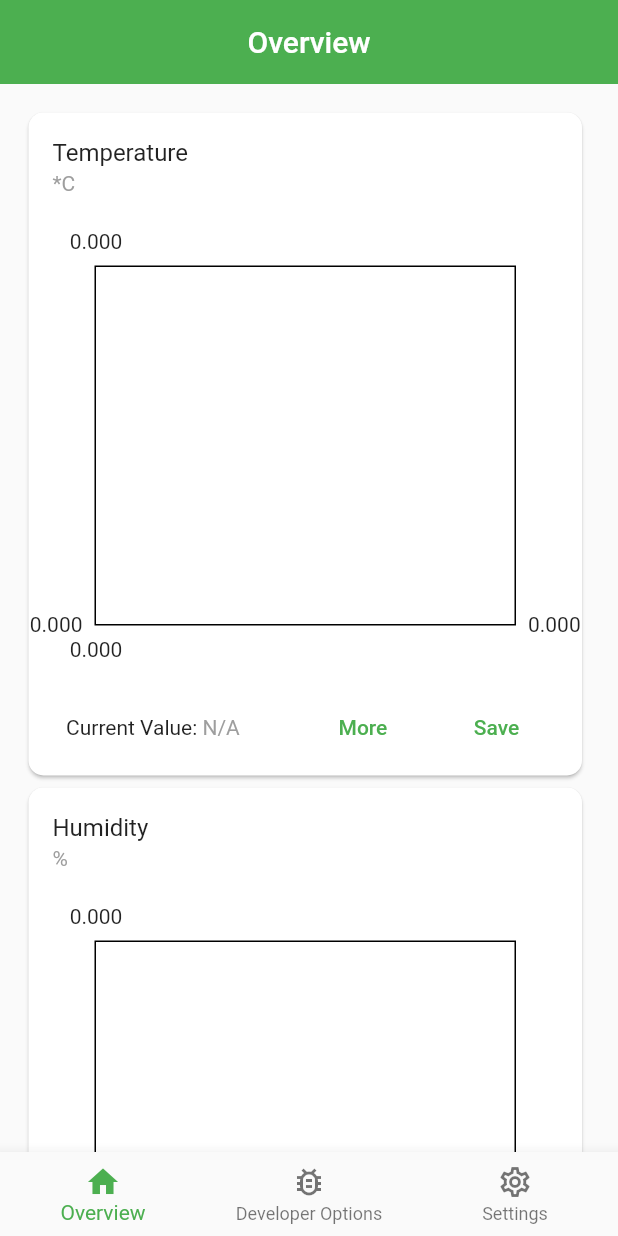
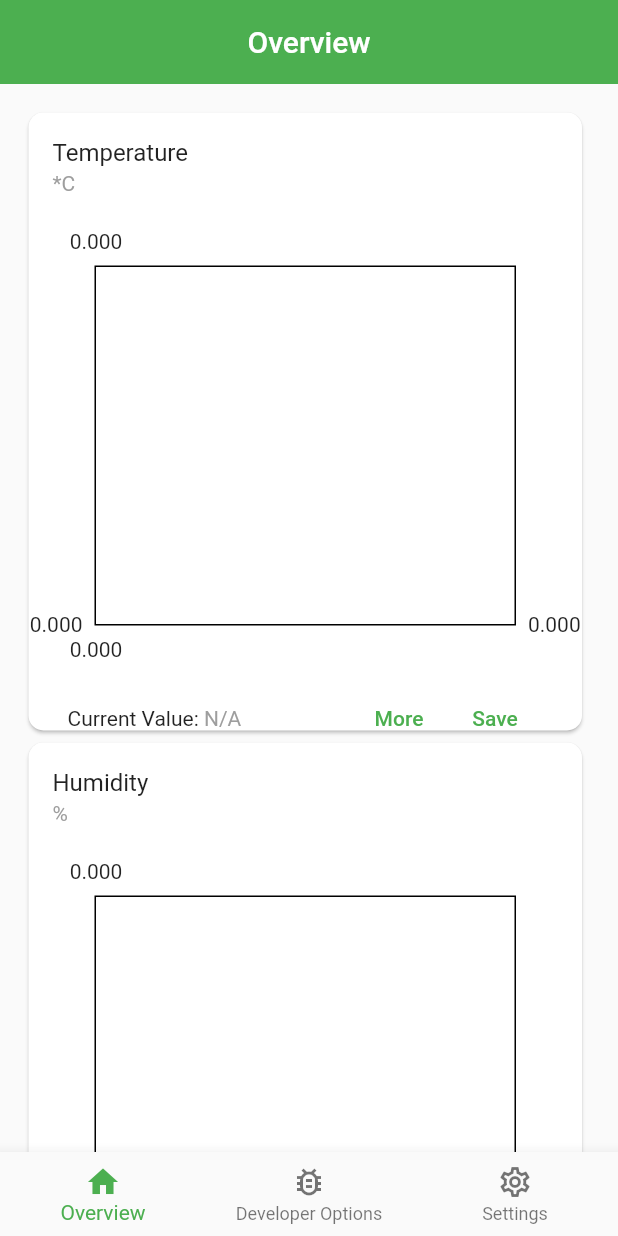
Before and after one commit to RichterRSA/hydro, a Flutter app: the screen it shows after launch, on a phone screen of 412 x 824 dp. Run offline on Flutter 3.47's test engine with Material 2 defaults, Android fonts, the phone set to English and light mode, and no system bars; drawn by our look-alikes of fl_chart, flutter_layout_grid; our stand-ins replace shared_preferences; network calls fail.

Commit message:
Fix ButtonBar causing rendering issues because of the spacing widget.

```diff
--- a/lib/custom_widgets/stats_card.dart
+++ b/lib/custom_widgets/stats_card.dart
@@ -1,5 +1,3 @@
-import 'dart:math';
-
 import 'package:fl_chart/fl_chart.dart';
 import 'package:flutter/material.dart';
 
@@ -14,29 +12,6 @@ class StatsCard extends StatefulWidget {
 
 class _StatsCardState extends State<StatsCard> {
   List<_MeasurementData> measuredData = [];
-
-  void generateRandomData(int min, int max, int count) {
-    int l = measuredData.length;
-    for (int i = l; i < l + count; i++) {
-      double value = generateRandom(min, max);
-      measuredData.add(_MeasurementData(i * 1.0, value));
-    }
-  }
-
-  double generateRandom(int min, int max) {
-    Random r = Random();
-    return (r.nextInt(max - min) + min).toDouble();
-  }
-
-  Future<void> addValues(int min, int max) async {
-    while (true) {
-      await Future.delayed(const Duration(seconds: 1));
-      measuredData.add(
-        _MeasurementData(measuredData[measuredData.length - 1].time + 0.1,
-            generateRandom(min, max)),
-      );
-    }
-  }
 
   @override
   Widget build(BuildContext context) {
@@ -56,19 +31,16 @@ class _StatsCardState extends State<StatsCard> {
           ),
           SizedBox(
             height: 300.0,
-            child: FutureBuilder(
-              builder: (context, snapshot) {
-                return LineChart(getData());
-              },
-              future: addValues(0, 20),
+            child: LineChart(getData()),
           ),
-          ),
-          const Spacer(),
-          ButtonBar(
-            alignment: MainAxisAlignment.spaceEvenly,
+          //const Spacer(),
+          Padding(
+            padding: const EdgeInsets.symmetric(horizontal: 18.0),
+            child: ButtonBar(
+              alignment: MainAxisAlignment.spaceBetween,
               children: [
-              Row(
-                children: const [
+                const Row(
+                  children: [
                     Text('Current Value: '),
                     Text(
                       'N/A',
@@ -76,7 +48,8 @@ class _StatsCardState extends State<StatsCard> {
                     )
                   ],
                 ),
-              const Spacer(),
+                Row(
+                  children: [
                     TextButton(
                       onPressed: () {
                         // Perform some action
@@ -93,8 +66,12 @@ class _StatsCardState extends State<StatsCard> {
                 ),
               ],
             ),
+          ),
+        ],
+      ),
     );
   }
+
 
   LineChartData getData() {
     return LineChartData(
--- a/lib/helpers/platform_helper.dart
+++ b/lib/helpers/platform_helper.dart
@@ -1,6 +1,6 @@
 import 'dart:io';
+import 'package:flutter/foundation.dart';
 import 'package:flutter/material.dart';
-import 'package:flutter/scheduler.dart';
 
 bool useDesktopLayout(BuildContext context) {
   if (Platform.isAndroid || Platform.isIOS) {
@@ -18,10 +18,10 @@ bool useDesktopLayout(BuildContext context) {
 }
 
 Brightness getSystemBrightness() {
-  return SchedulerBinding.instance.window.platformBrightness;
+  return PlatformDispatcher.instance.platformBrightness;
 }
 
 Brightness getCurrentBrightness(BuildContext context) {
-  return MediaQueryData.fromWindow(WidgetsBinding.instance.window)
+  return MediaQueryData.fromView(View.of(context))
       .platformBrightness;
 }
--- a/lib/overview.dart
+++ b/lib/overview.dart
@@ -13,17 +13,23 @@ class OverviewPage extends StatefulWidget {
 }
 
 const double minItemWidth = 300.0;
-const double itemHeight = 450;
+const double itemHeight = 420;
 
 class _OverviewPageState extends State<OverviewPage> {
+
   int getCrossAxisCount(double width) {
     return (width / minItemWidth).floor().clamp(1, 4);
   }
 
   int getMainAxis(double width, int itemCount) {
     int ca = getCrossAxisCount(width);
-    return (itemCount / ca).ceil();
+    int rowCount = (itemCount / ca).ceil();
+    if (ca == 1) {
+      rowCount = itemCount;
+    }
+    return rowCount;
   }
+
 
   List<FixedTrackSize> getCrossAxisSizes(double width) {
     List<FixedTrackSize> result = [];
@@ -43,11 +49,16 @@ class _OverviewPageState extends State<OverviewPage> {
     int rowCount = getMainAxis(width, itemCount);
 
     for (int i = 1; i <= rowCount; i++) {
-      result.add(itemHeight.round().px);
+      if (i > result.length) {
+        result.add(itemHeight.round().px);
+      } else {
+        result[i - 1] = itemHeight.round().px;
+      }
     }
 
     return result;
   }
+
 
   @override
   Widget build(BuildContext context) {
@@ -71,14 +82,25 @@ class _OverviewPageState extends State<OverviewPage> {
               padding: const EdgeInsets.all(15.0),
               child: LayoutBuilder(builder: (context, constraints) {
                 return LayoutGrid(
-                  // Note that the number of columns and rows matches the grid above (3x3)
                   columnSizes: getCrossAxisSizes(constraints.maxWidth - 5.0),
                   rowSizes: getMainAxisSizes(
                     constraints.maxWidth,
                     items.length,
                   ),
-                  children: items,
+                  children: List.generate(
+                    getCrossAxisCount(constraints.maxWidth - 5.0) *
+                        getMainAxis(constraints.maxWidth, items.length),
+                    (index) {
+                      if (index < items.length) {
+                        return items[index];
+                      } else {
+                        // Add an empty placeholder widget for any extra cells
+                        return const SizedBox.shrink();
+                      }
+                    },
+                  ),
                 );
+
               }),
             );
           },
```
Also changed, not shown: lib/custom_widgets/settings_option.dart (+12 -10 lines), 3 other files. Lines whose indentation alone changed are shown as unchanged.
